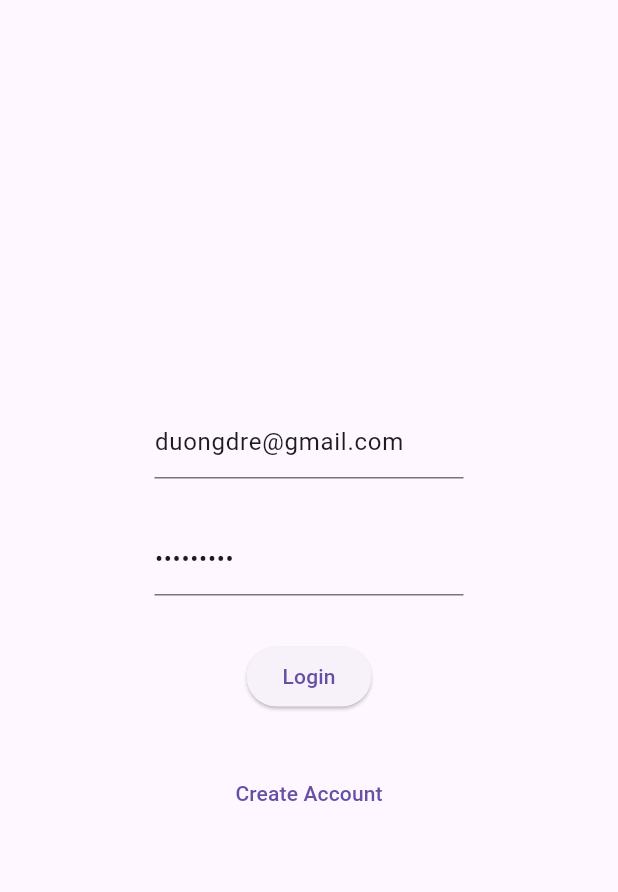
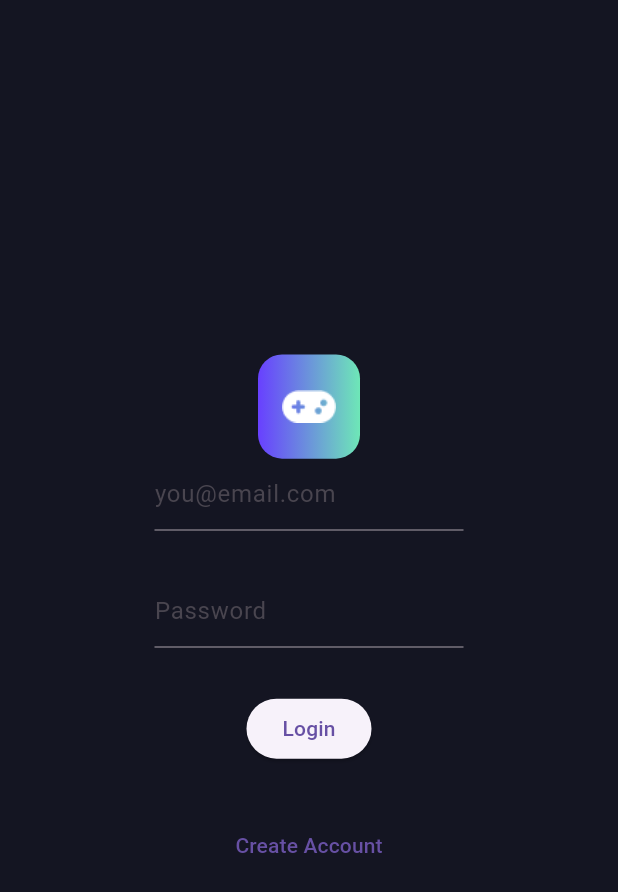
Before and after one commit to duongdre/gamelingua, a Flutter app: the screen it shows after launch, on a phone screen of 412 x 824 dp. Shown: the top 892 px of the screen. Run offline on Flutter 3.47's test engine with Material 3 defaults, Android fonts, the phone set to English and light mode, and no system bars; drawn by our look-alikes of toastification; our stand-ins replace firebase_auth, firebase_core, flutter_riverpod, go_router, riverpod_annotation; accounts and stored records are empty; generated files the repository leaves out were written again.

Commit message:
Add logo and color

```diff
--- a/lib/gen/colors.gen.dart
+++ b/lib/gen/colors.gen.dart
@@ -34,6 +34,21 @@ class ColorName {
   /// Color: #374151
   static const Color iconGray = Color(0xFF374151);
 
+  /// Color: #141522
+  static const Color loginBackground = Color(0xFF141522);
+
+  /// Color: #6EE7B7
+  static const Color loginGradientEnd = Color(0xFF6EE7B7);
+
+  /// Color: #6B52FF
+  static const Color loginGradientMid1 = Color(0xFF6B52FF);
+
+  /// Color: #6E9AD6
+  static const Color loginGradientMid2 = Color(0xFF6E9AD6);
+
+  /// Color: #6840FF
+  static const Color loginGradientStart = Color(0xFF6840FF);
+
   /// Color: #DAD2FF
   static const Color purpleBackground = Color(0xFFDAD2FF);
 
--- a/lib/screens/login/UI/login_screen.dart
+++ b/lib/screens/login/UI/login_screen.dart
@@ -1,7 +1,7 @@
 import 'package:flutter/material.dart';
-import 'package:go_router/go_router.dart';
-
-
+import 'package:gamelingua/gen/assets.gen.dart';
+import 'package:gamelingua/gen/colors.gen.dart';
+import 'package:gamelingua/utilities/utils/color_gradient.dart';
 import '../../../services/firebase_services/auth_service.dart';
 
 class LoginScreen extends StatefulWidget {
@@ -17,20 +17,38 @@ class LoginScreen extends StatefulWidget {
 class _LoginScreenState extends State<LoginScreen> {
   final TextEditingController _emailController = TextEditingController();
   final TextEditingController _passwordController = TextEditingController();
+
   @override
   Widget build(BuildContext context) {
-    _emailController.text = "duongdre@gmail.com";
-    _passwordController.text = "okmbhu123";
     return Scaffold(
-      body: Center(
+      body: Container(
+        width: MediaQuery.sizeOf(context).width,
+        color: ColorName.loginBackground,
         child: Column(
           mainAxisAlignment: MainAxisAlignment.center,
           children: [
-            SizedBox(
+            Container(
+              height: 69.5,
+              width: 68,
+              padding: EdgeInsets.only(left: 16, right: 16, top: 24, bottom: 24),
+              decoration: BoxDecoration(
+                gradient: ColorNameGradients.loginGradient,
+                borderRadius: BorderRadius.circular(16),
+              ),
+              child: Container(
+                decoration: BoxDecoration(
+                  image: DecorationImage(
+                    image: Assets.images.gamelinguaLogo.provider(),
+                    fit: BoxFit.cover,
+                  ),
+                ),
+              ),
+            ),
+            Container(
               width: MediaQuery.of(context).size.width / 2,
               child: TextField(
                 controller: _emailController,
-                decoration: const InputDecoration(hintText: 'Email'),
+                decoration: const InputDecoration(hintText: 'you@email.com'),
               ),
             ),
             const SizedBox(
--- /dev/null
+++ b/lib/utilities/utils/color_gradient.dart
@@ -0,0 +1,90 @@
+import 'package:flutter/material.dart';
+import '../../gen/colors.gen.dart';
+
+/// Extension to add gradient definitions using generated colors
+extension ColorNameGradients on ColorName {
+  /// Login button gradient: #6840FF to #6EE7B7 (left to right)
+  static const LinearGradient loginGradient = LinearGradient(
+    begin: Alignment.centerLeft,
+    end: Alignment.centerRight,
+    colors: [
+      ColorName.loginGradientStart, // #6840FF
+      ColorName.loginGradientEnd,   // #6EE7B7
+    ],
+  );
+
+  /// Login gradient with smooth transition (using intermediate colors)
+  static const LinearGradient loginGradientSmooth = LinearGradient(
+    begin: Alignment.centerLeft,
+    end: Alignment.centerRight,
+    stops: [0.0, 0.33, 0.66, 1.0],
+    colors: [
+      ColorName.loginGradientStart, // #6840FF
+      ColorName.loginGradientMid1,  // #6B52FF
+      ColorName.loginGradientMid2,  // #6E9AD6
+      ColorName.loginGradientEnd,   // #6EE7B7
+    ],
+  );
+
+  /// Other gradient variations using your new colors
+  static const LinearGradient loginGradientVertical = LinearGradient(
+    begin: Alignment.topCenter,
+    end: Alignment.bottomCenter,
+    colors: [
+      ColorName.loginGradientStart,
+      ColorName.loginGradientEnd,
+    ],
+  );
+
+  static const LinearGradient loginGradientDiagonal = LinearGradient(
+    begin: Alignment.topLeft,
+    end: Alignment.bottomRight,
+    colors: [
+      ColorName.loginGradientStart,
+      ColorName.loginGradientEnd,
+    ],
+  );
+}
+
+/// Alternative: Static class approach if you prefer not using extensions
+class AppGradients {
+  AppGradients._();
+
+  /// Main login gradient: Purple to Green (left to right)
+  static const LinearGradient loginButton = LinearGradient(
+    begin: Alignment.centerLeft,
+    end: Alignment.centerRight,
+    colors: [
+      ColorName.loginGradientStart, // #6840FF
+      ColorName.loginGradientEnd,   // #6EE7B7
+    ],
+  );
+
+  /// Existing gradients using your current colors
+  static const LinearGradient blueGradient = LinearGradient(
+    begin: Alignment.topLeft,
+    end: Alignment.bottomRight,
+    colors: [
+      ColorName.blueBackground,
+      ColorName.blueDarkBackground,
+    ],
+  );
+
+  static const LinearGradient greenGradient = LinearGradient(
+    begin: Alignment.topCenter,
+    end: Alignment.bottomCenter,
+    colors: [
+      ColorName.greenBackground,
+      ColorName.greenDarkBackground,
+    ],
+  );
+
+  static const LinearGradient purpleGradient = LinearGradient(
+    begin: Alignment.centerLeft,
+    end: Alignment.centerRight,
+    colors: [
+      ColorName.purpleBackground,
+      ColorName.purpleDarkBackground,
+    ],
+  );
+}
--- a/pubspec.yaml
+++ b/pubspec.yaml
@@ -103,7 +103,7 @@ flutter:
 #    - assets/icons/
     - assets/fonts/
     - assets/colors/
-#    - assets/images/
+    - assets/images/
 #    - assets/animations/
 
   # An image asset can refer to one or more resolution-specific "variants", see
```
Also changed, not shown: lib/gen/assets.gen.dart (+94 -0 lines), assets/images/gamelingua_logo.png (added), 1 other file.
